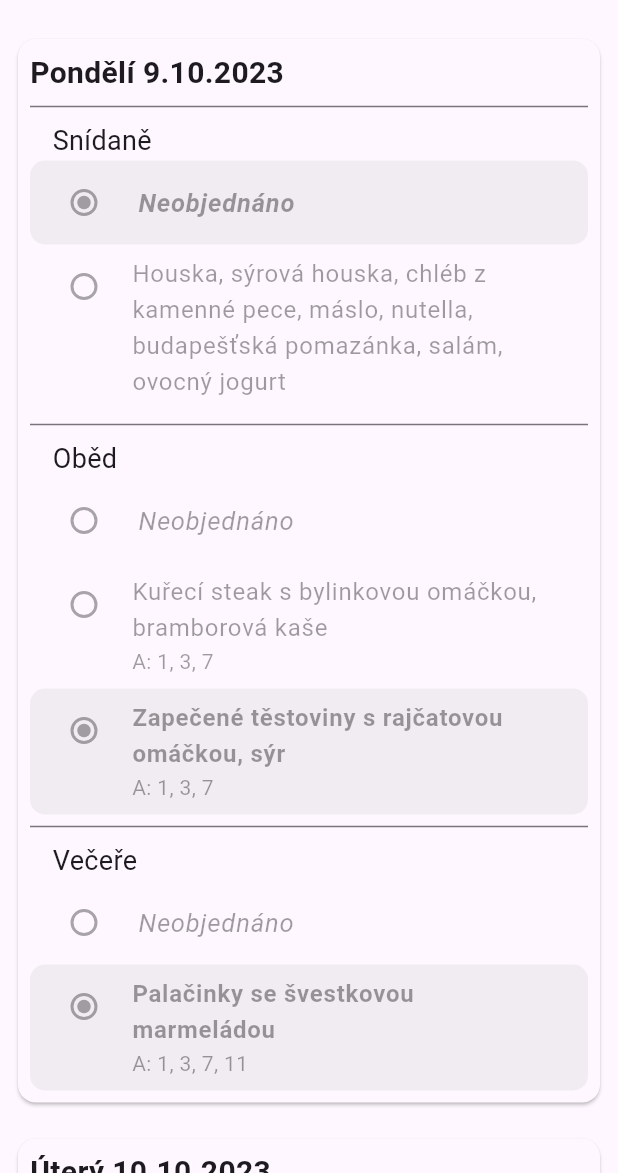
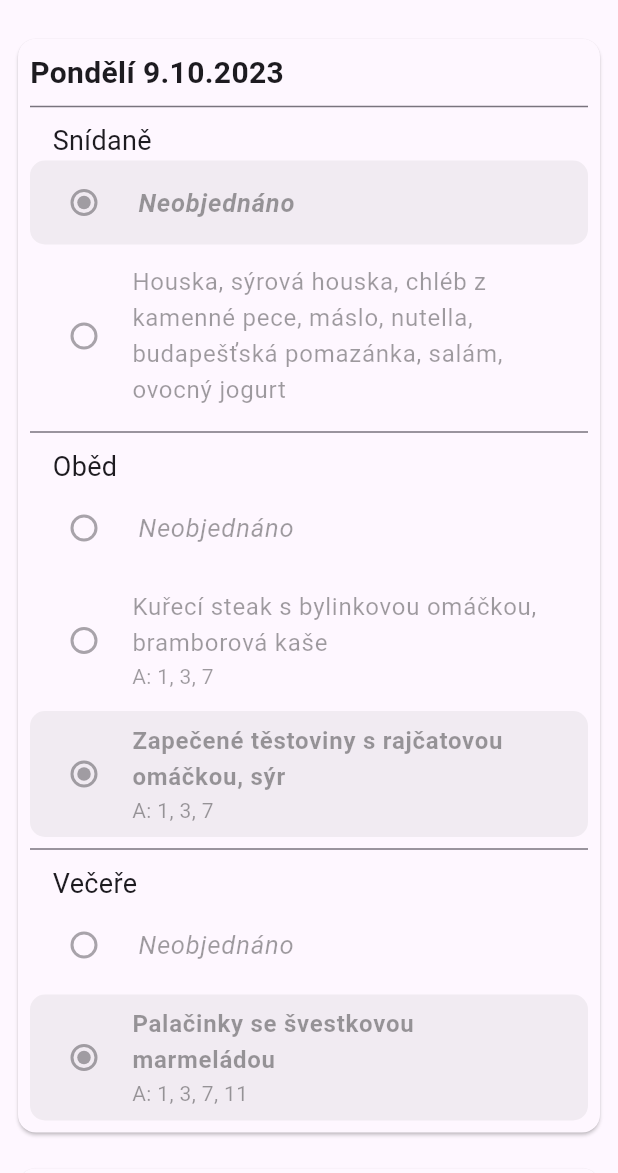
Before and after one commit to DavidCZ2051/stravovani_app, a Flutter app: the screen it shows after launch, on a phone screen of 412 x 824 dp, the part 63-1236 px from its top. Run offline on Flutter 3.47's test engine with Material 3 defaults, Android fonts, the phone set to English and light mode, and no system bars; our stand-ins replace go_router; missing offline and left inert: nfc_host_card_emulation.

Commit message:
flutter 3.16  and qol

```diff
--- a/lib/globals.dart
+++ b/lib/globals.dart
@@ -16,12 +16,10 @@ final ThemeData lightThemeData = ThemeData(
   brightness: Brightness.light,
   primarySwatch: Colors.purple,
   primaryColor: Colors.purple,
-  useMaterial3: true,
 );
 
 final ThemeData darkThemeData = ThemeData(
   brightness: Brightness.dark,
   primarySwatch: Colors.purple,
   primaryColor: Colors.purple,
-  useMaterial3: true,
 );
--- a/lib/routes/menu.dart
+++ b/lib/routes/menu.dart
@@ -117,6 +117,9 @@ class _DayWidgetState extends State<DayWidget> {
     );
   }
 
+  // TODO: Darker selected foods
+  // TODO: Miligrams of food (mg)
+
   @override
   Widget build(BuildContext context) {
     return Card(
@@ -178,7 +181,9 @@ class _DayWidgetState extends State<DayWidget> {
                         : null,
                   ),
                   for (Food food in foodType.foods)
-                    InkWell(
+                    Padding(
+                      padding: const EdgeInsets.only(top: 5),
+                      child: InkWell(
                         borderRadius: BorderRadius.circular(10),
                         onLongPress: () {
                           showFoodInfo(food);
@@ -201,11 +206,11 @@ class _DayWidgetState extends State<DayWidget> {
                                   )
                                 : null,
                           ),
+
                           // TODO: Color unwanted allergens
                           subtitle: food.allergens == null
-                            ? Container()
+                              ? null
                               : Text(food.allergensString),
-                        isThreeLine: true,
                           secondary:
                               food.containsUsersUnwantedAllergens(globals.user)
                                   ? const Tooltip(
@@ -219,12 +224,15 @@ class _DayWidgetState extends State<DayWidget> {
                                     )
                                   : null,
                           tileColor: foodType.selectedFood == food.number
-                            ? food.containsUsersUnwantedAllergens(globals.user)
+                              ? food.containsUsersUnwantedAllergens(
+                                      globals.user)
                                   ? Theme.of(context).brightness ==
                                           Brightness.dark
                                       ? Colors.orange[700]!.withOpacity(0.25)
                                       : Colors.orange[100]
-                                : Theme.of(context).highlightColor.withOpacity(
+                                  : Theme.of(context)
+                                      .highlightColor
+                                      .withOpacity(
                                         Theme.of(context).brightness ==
                                                 Brightness.dark
                                             ? 0.05
@@ -237,6 +245,7 @@ class _DayWidgetState extends State<DayWidget> {
                           visualDensity: VisualDensity.compact,
                         ),
                       ),
+                    ),
                 ],
               ),
           ],
```
Also changed, not shown: pubspec.lock, 1 other file. Lines whose indentation alone changed are shown as unchanged.
